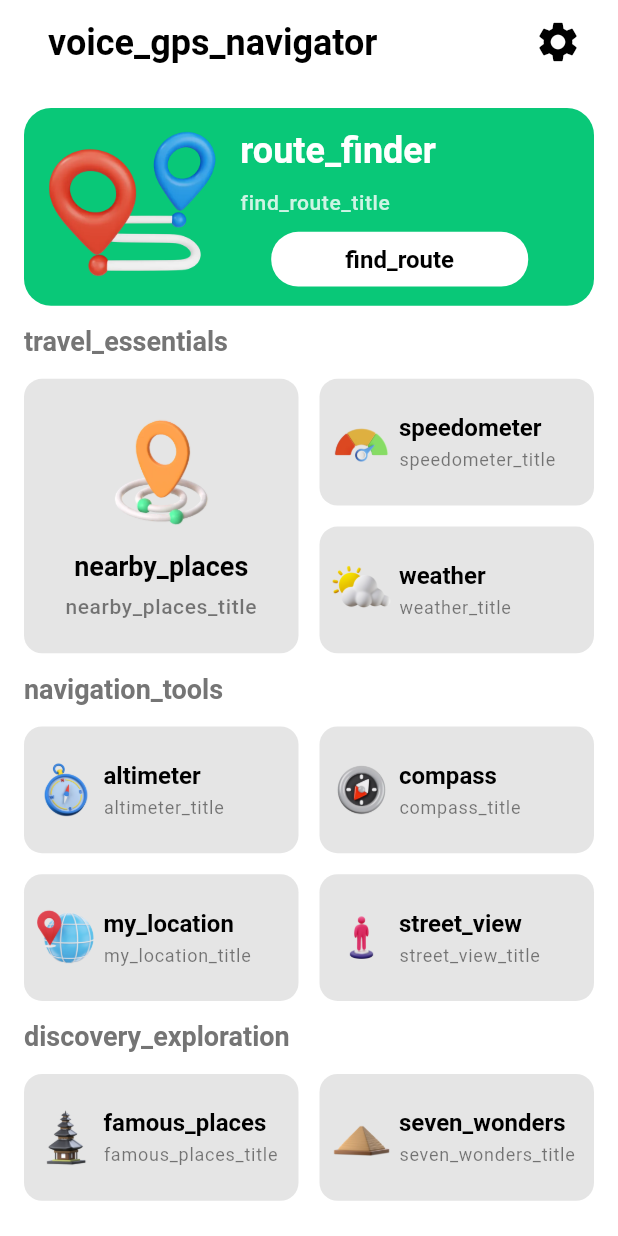
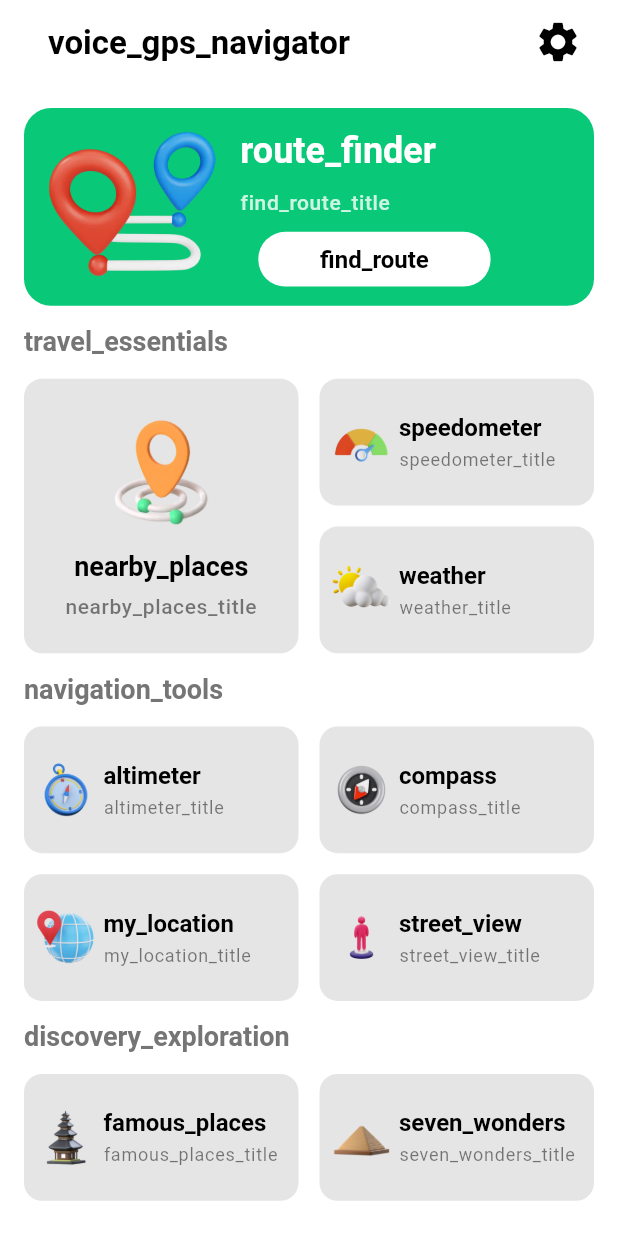
Before and after one commit to abdurrahman160903/voice_navigation, a Flutter app: the HomePage screen opened by its route, on a phone screen of 412 x 824 dp. Run offline on Flutter 3.47's test engine with Material 3 defaults, Android fonts, the light colour scheme and no system bars; our stand-ins replace get, smooth_page_indicator.

Commit message:
new update

```diff
--- a/lib/localization/app_localization.dart
+++ b/lib/localization/app_localization.dart
@@ -15,6 +15,7 @@ class AppTranslations extends Translations {
           'onboarding_title3': 'Stay Ahead of the Weather',
           'onboarding_subtitle3':
               'Get the latest weather updates for your location. Plan your day with confidence.',
+          'skip': 'Skip',
           'voice_gps_navigator': 'Voice GPS Navigator',
           'route_finder': 'Route Finder',
           'find_route_title': 'Find route to your destination.',
@@ -61,6 +62,7 @@ class AppTranslations extends Translations {
           'onboarding_title3': 'ابقى على اطلاع بالطقس',
           'onboarding_subtitle3':
               'احصل على آخر تحديثات الطقس لموقعك. خطط ليومك بثقة.',
+          'skip': 'تخطى',
           'voice_gps_navigator': 'ملاح الصوت GPS',
           'route_finder': 'العثور على الطريق',
           'find_route_title': 'العثور على الطريق إلى وجهتك.',
--- a/lib/screens/home_page/home_page.dart
+++ b/lib/screens/home_page/home_page.dart
@@ -19,7 +19,9 @@ class HomePage extends StatelessWidget {
       appBar: AppBarWidget(
         showBackButton: false,
         text: Text('voice_gps_navigator'.tr,
-            style: Theme.of(context).textTheme.headlineMedium),
+            style: Theme.of(context).textTheme.headlineMedium?.apply(
+                  fontSizeDelta: -2,
+                )),
         actionIcon: [
           IconButton(
             onPressed: () => Get.toNamed('/settings'),
--- a/lib/screens/home_page/widgets/route_finder_widget.dart
+++ b/lib/screens/home_page/widgets/route_finder_widget.dart
@@ -54,11 +54,11 @@ class RouteFinderWidget extends StatelessWidget {
                       ),
                 ),
                 SizedBox(height: DeviceUtils.screenHeight() * 0.012),
-                Container(
-                  margin: EdgeInsets.symmetric(
-                      horizontal: DeviceUtils.screenWidth() * 0.05),
+                Padding(
+                  padding: const EdgeInsets.only(left: 12.0),
+                  child: Container(
                     padding: EdgeInsets.symmetric(
-                      horizontal: DeviceUtils.screenWidth() * 0.12,
+                        horizontal: DeviceUtils.screenWidth() * 0.1,
                         vertical: DeviceUtils.screenHeight() * 0.01),
                     decoration: BoxDecoration(
                       color: Colors.white,
@@ -68,6 +68,8 @@ class RouteFinderWidget extends StatelessWidget {
                       buttonText,
                       style: Theme.of(context).textTheme.titleLarge?.apply(
                             color: Colors.black,
+                          ),
+                      textAlign: TextAlign.center,
                     ),
                   ),
                 )
--- a/lib/screens/onboarding/widgets/skip_button.dart
+++ b/lib/screens/onboarding/widgets/skip_button.dart
@@ -16,8 +16,8 @@ class SkipButton extends StatelessWidget {
               right: 24,
               child: TextButton(
                 onPressed: () => controller.skipPage(),
-                child:
-                    Text('Skip', style: Theme.of(context).textTheme.bodySmall),
+                child: Text('skip'.tr,
+                    style: Theme.of(context).textTheme.bodySmall),
               ),
             )
           : SizedBox.shrink();
--- a/lib/screens/settings/settings_page.dart
+++ b/lib/screens/settings/settings_page.dart
@@ -32,6 +32,7 @@ class _SettingsPageState extends State<SettingsPage> {
               'general'.tr,
               style: Theme.of(context).textTheme.headlineMedium?.apply(
                     color: Color(0xff09C878),
+                    fontWeightDelta: -2,
                   ),
             ),
             SizedBox(height: DeviceUtils.screenHeight() * 0.015),
@@ -92,6 +93,7 @@ class _SettingsPageState extends State<SettingsPage> {
               'about'.tr,
               style: Theme.of(context).textTheme.headlineMedium?.apply(
                     color: Color(0xff09C878),
+                    fontWeightDelta: -2,
                   ),
             ),
             SizedBox(height: DeviceUtils.screenHeight() * 0.015),
```
Lines whose indentation alone changed are shown as unchanged.
